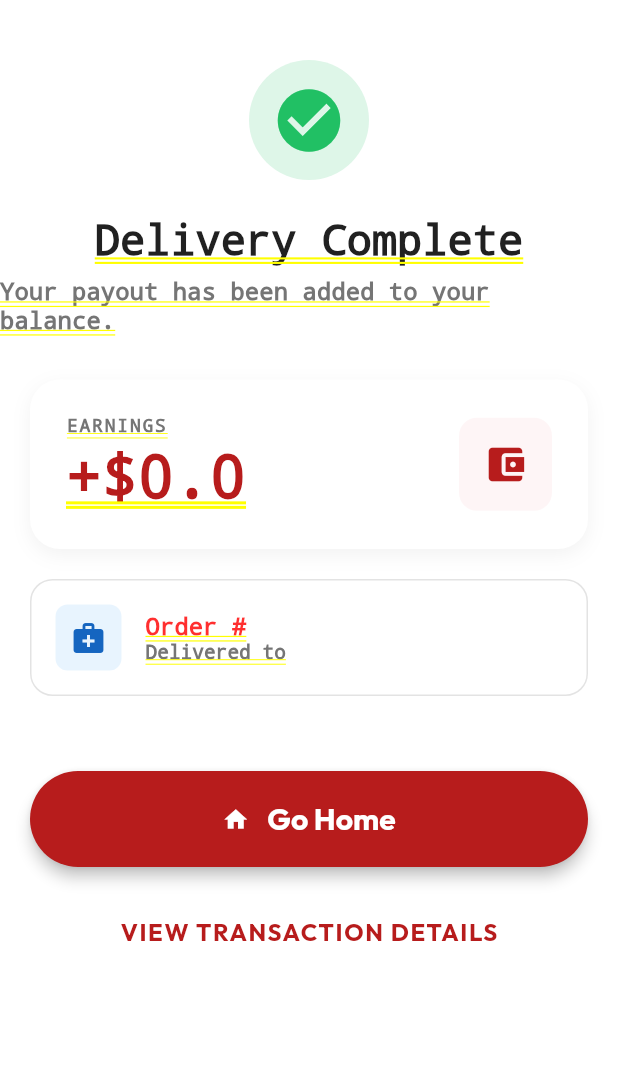
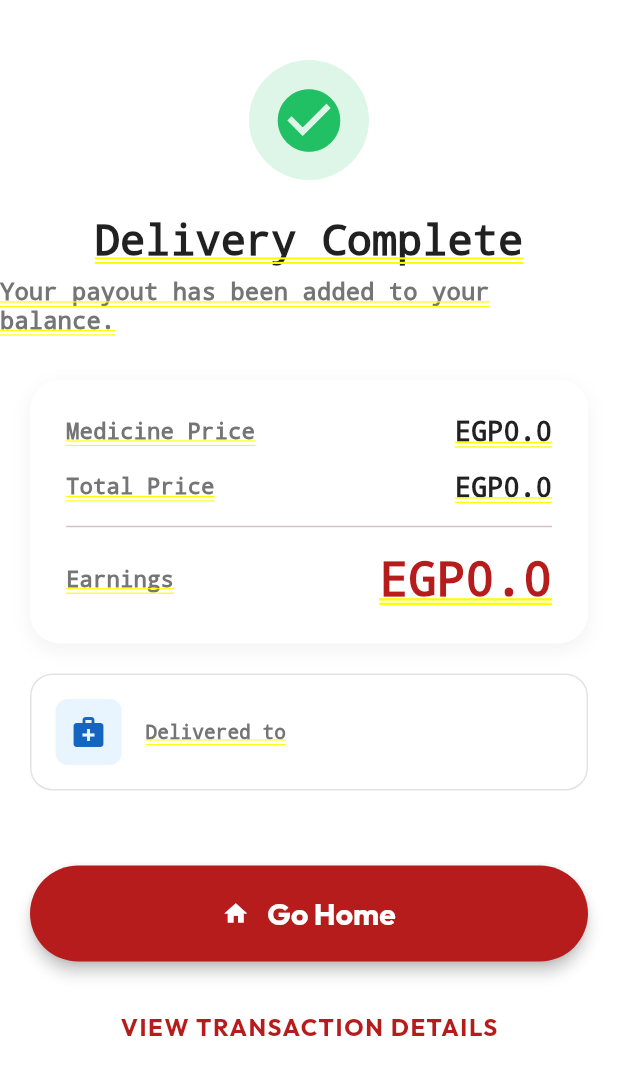
Before and after one commit to stevenayad/Delivery-SmartCare, a Flutter app: the DeliverySuccessBody screen opened directly with empty values, on a phone screen of 412 x 824 dp. Shown: the top 1075 px of the screen. Run offline on Flutter 3.47's test engine with Material 3 defaults, Android fonts, the phone set to English and light mode, and no system bars; our stand-ins replace bloc, dartz, dio, flutter_bloc, flutter_secure_storage, geolocator and 4 more; missing offline and left inert: dart:ffi; accounts and stored records are empty.

Commit message:
add details price

```diff
--- /dev/null
+++ b/delviery_smartcare/lib/features/orders/presentation/views/widgets/build_row_price.dart
@@ -0,0 +1,32 @@
+ import 'package:delviery_smartcare/core/theme/app_colors.dart';
+import 'package:flutter/material.dart';
+
+Widget buildPriceRow({
+    required String title,
+    required String value,
+    bool isEarning = false,
+  }) {
+    return Row(
+      mainAxisAlignment: MainAxisAlignment.spaceBetween,
+      children: [
+        Text(
+          title,
+          style: const TextStyle(
+            fontSize: 15,
+            fontWeight: FontWeight.w600,
+            color: AppColors.textSecondary,
+          ),
+        ),
+        Text(
+          value,
+          style: TextStyle(
+            fontSize: isEarning ? 32 : 18,
+            fontWeight: FontWeight.bold,
+            color: isEarning
+                ? AppColors.primary
+                : AppColors.textPrimary,
+          ),
+        ),
+      ],
+    );
+  }
--- a/delviery_smartcare/lib/features/orders/presentation/views/widgets/delivery_success_body.dart
+++ b/delviery_smartcare/lib/features/orders/presentation/views/widgets/delivery_success_body.dart
@@ -20,9 +20,13 @@ class DeliverySuccessBody extends StatelessWidget {
             subtitle: 'Your payout has been added to your balance.',
           ),
           const SizedBox(height: 20),
-          EarningsCard(amount: '${order.totalPrice}'),
+          EarningsCard(
+            amount: '${order.deliveryFee}',
+            medicinePrice: '${order.medicinePrice}',
+            totalPrice: '${order.totalPrice}',
+          ),
           SummaryItemRow(
-            orderId: order.orderId ?? "",
+            //orderId: order.orderId ?? "",
             deliveryLocation: order.deliveryAddressLine ?? "",
             icon: Icons.medical_services,
           ),
--- a/delviery_smartcare/lib/features/orders/presentation/views/widgets/earnings_card.dart
+++ b/delviery_smartcare/lib/features/orders/presentation/views/widgets/earnings_card.dart
@@ -1,10 +1,20 @@
+import 'package:delviery_smartcare/features/orders/presentation/views/widgets/build_row_price.dart';
 import 'package:flutter/material.dart';
 import 'package:delviery_smartcare/core/theme/app_colors.dart';
 
 class EarningsCard extends StatelessWidget {
   final String amount;
+  final String medicinePrice;
+  final String totalPrice;
 
-  const EarningsCard({super.key, required this.amount});
+  const EarningsCard({
+    super.key,
+    required this.amount,
+    required this.medicinePrice,
+    required this.totalPrice,
+  });
+
+
 
   @override
   Widget build(BuildContext context) {
@@ -16,43 +26,26 @@ class EarningsCard extends StatelessWidget {
         borderRadius: BorderRadius.circular(20),
         boxShadow: AppColors.softShadow,
       ),
-      child: Row(
-        mainAxisAlignment: MainAxisAlignment.spaceBetween,
+      child: Column(
         children: [
-          Column(
-            crossAxisAlignment: CrossAxisAlignment.start,
-            children: [
-              const Text(
-                'EARNINGS',
-                style: TextStyle(
-                  fontSize: 12,
-                  color: AppColors.textSecondary,
-                  fontWeight: FontWeight.w600,
-                  letterSpacing: 1.2,
-                ),
-              ),
-              const SizedBox(height: 4),
-              Text(
-                '+\$$amount',
-                style: const TextStyle(
-                  fontSize: 40,
-                  fontWeight: FontWeight.bold,
-                  color: AppColors.primary,
-                ),
-              ),
-            ],
+          buildPriceRow(
+            title: 'Medicine Price',
+            value: 'EGP$medicinePrice',
           ),
-          Container(
-            padding: const EdgeInsets.all(16),
-            decoration: BoxDecoration(
-              color: AppColors.scaffoldBackground.withOpacity(0.5),
-              borderRadius: BorderRadius.circular(12),
-            ),
-            child: const Icon(
-              Icons.account_balance_wallet,
-              color: AppColors.primary,
-              size: 30,
-            ),
+
+          const SizedBox(height: 16),
+
+          buildPriceRow(
+            title: 'Total Price',
+            value: 'EGP$amount',
+          ),
+
+          const Divider(height: 32),
+
+          buildPriceRow(
+            title: 'Earnings',
+            value: 'EGP$totalPrice',
+            isEarning: true,
           ),
         ],
       ),
--- a/delviery_smartcare/lib/features/orders/presentation/views/widgets/order_card_item.dart
+++ b/delviery_smartcare/lib/features/orders/presentation/views/widgets/order_card_item.dart
@@ -35,7 +35,7 @@ class OrderCardItem extends StatelessWidget {
       child: Column(
         crossAxisAlignment: CrossAxisAlignment.start,
         children: [
-          OrderCardHeader(order: order),
+          //OrderCardHeader(order: order),
           const SizedBox(height: 8),
           OrderLocation(
             icon: Icons.location_on,
--- a/delviery_smartcare/lib/features/orders/presentation/views/widgets/summary_item_row.dart
+++ b/delviery_smartcare/lib/features/orders/presentation/views/widgets/summary_item_row.dart
@@ -2,13 +2,13 @@ import 'package:flutter/material.dart';
 import 'package:delviery_smartcare/core/theme/app_colors.dart';
 
 class SummaryItemRow extends StatelessWidget {
-  final String orderId;
+  //final String orderId;
   final String deliveryLocation;
   final IconData icon;
 
   const SummaryItemRow({
     super.key,
-    required this.orderId,
+    //required this.orderId,
     required this.deliveryLocation,
     required this.icon,
   });
@@ -41,7 +41,7 @@ class SummaryItemRow extends StatelessWidget {
             child: Column(
               crossAxisAlignment: CrossAxisAlignment.start,
               children: [
-                Text(
+                /*Text(
                   'Order #$orderId',
                   maxLines: 1,
                   overflow: TextOverflow.ellipsis,
@@ -49,7 +49,7 @@ class SummaryItemRow extends StatelessWidget {
                     fontWeight: FontWeight.bold,
                     fontSize: 16,
                   ),
-                ),
+                ),*/
                 Text(
                   'Delivered to $deliveryLocation',
                   style: const TextStyle(
```
Also changed, not shown: delviery_smartcare/lib/features/orders/presentation/views/widgets/order_details_body.dart (+5 -2 lines), delviery_smartcare/lib/features/orders/presentation/views/widgets/order_summary_card.dart (+57 -23 lines), 2 other files.
